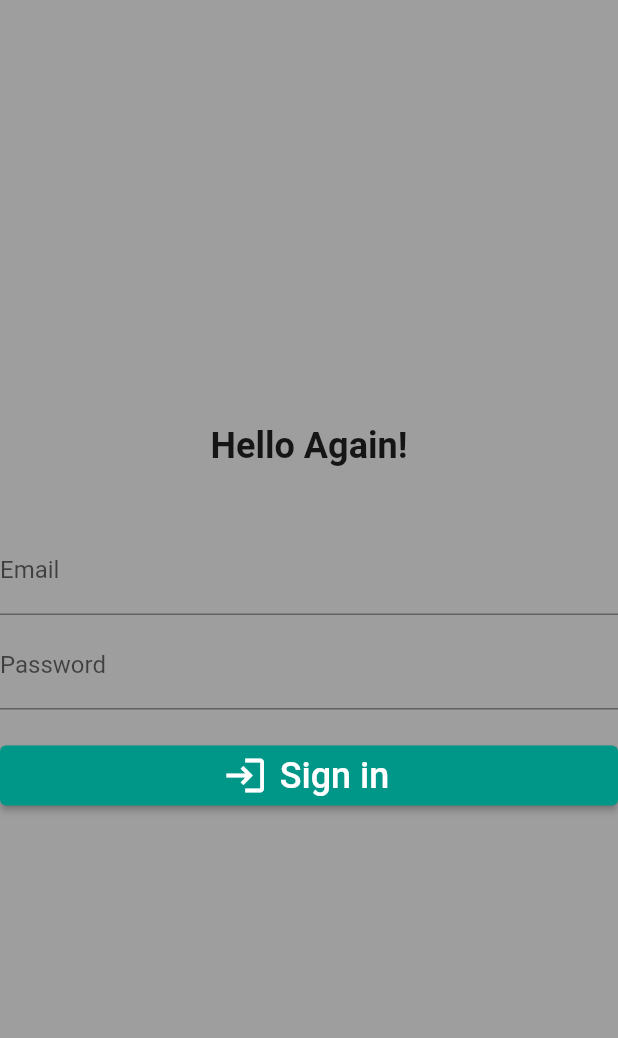
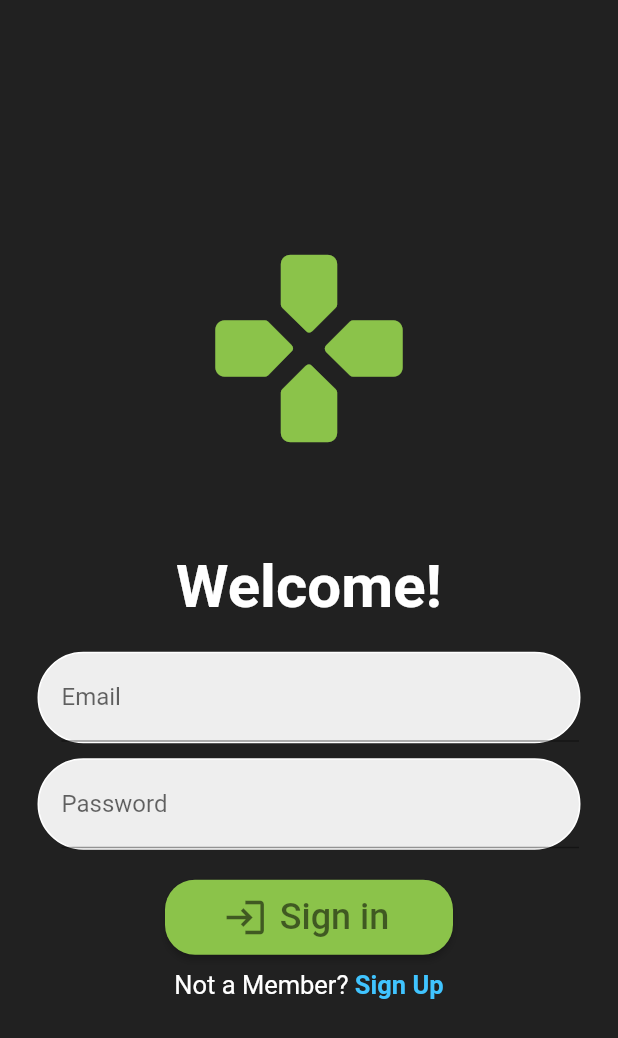
Before and after one commit to BeastformZK/final_project_mobprog, a Flutter app: the screen it shows after launch, on a phone screen of 412 x 824 dp. Shown: the top 1038 px of the screen. Run offline on Flutter 3.47's test engine with Material 2 defaults, Android fonts, the phone set to English and light mode, and no system bars; our stand-ins replace firebase_auth, firebase_core; accounts and stored records are empty.

Commit message:
3rd Commit User Auth cont- - Radaza

```diff
--- /dev/null
+++ b/lib/Screens/auth.dart
@@ -0,0 +1,24 @@
+import 'package:final_project_mobprog/Screens/homepage.dart';
+import 'package:final_project_mobprog/Screens/login_screen.dart';
+import 'package:firebase_auth/firebase_auth.dart';
+import 'package:flutter/material.dart';
+
+class Auth extends StatelessWidget {
+  const Auth({super.key});
+
+  @override
+  Widget build(BuildContext context) {
+    return Scaffold(
+      body: StreamBuilder<User?>(
+        stream: FirebaseAuth.instance.authStateChanges(),
+        builder: (context, snapshot) {
+          if (snapshot.hasData) {
+            return const Homepage();
+          } else {
+            return const LoginWidget();
+          }
+        },
+      ),
+    );
+  }
+}
--- /dev/null
+++ b/lib/Screens/homepage.dart
@@ -0,0 +1,19 @@
+import 'package:flutter/material.dart';
+
+class Homepage extends StatefulWidget {
+  const Homepage({Key? key}) : super(key: key);
+
+  @override
+  State<Homepage> createState() => _HomepageState();
+}
+
+class _HomepageState extends State<Homepage> {
+  @override
+  Widget build(BuildContext context) {
+    return Scaffold(
+      appBar: AppBar(
+        title: const Text('Homepage'),
+      ),
+    );
+  }
+}
--- a/lib/Screens/login_screen.dart
+++ b/lib/Screens/login_screen.dart
@@ -1,3 +1,4 @@
+import 'package:firebase_auth/firebase_auth.dart';
 import 'package:flutter/material.dart';
 
 class LoginWidget extends StatefulWidget {
@@ -11,53 +12,120 @@ class _LoginWidgetState extends State<LoginWidget> {
   final emailController = TextEditingController();
   final passwordController = TextEditingController();
 
-  @override
-  void dispose() {
-    emailController.dispose();
-    passwordController.dispose();
-    super.dispose();
+
+  void signIn() async {
+    await FirebaseAuth.instance.signInWithEmailAndPassword(
+        email: emailController.text,
+        password: passwordController.text
+    );
   }
 
   @override
   Widget build(BuildContext context) {
     return Scaffold(
-        backgroundColor: Colors.grey,
+        backgroundColor: Colors.black87,
         body: SafeArea(
-            child: Center(
           child: Column(
             mainAxisAlignment: MainAxisAlignment.center,
             children: [
+              SingleChildScrollView(
+                child: Center(
+                  child: Column(children: [
+                    const Icon(
+                      Icons.gamepad_rounded,
+                      size: 150,
+                      color: Colors.lightGreen,
+                    ),
+                    const SizedBox(height: 60),
                     const Text(
-                'Hello Again!',
-                style: TextStyle(fontWeight: FontWeight.bold, fontSize: 24),
+                      'Welcome!',
+                      style: TextStyle(
+                          fontWeight: FontWeight.bold,
+                          fontSize: 40,
+                          color: Colors.white),
                     ),
-              const SizedBox(height: 40),
-              TextFormField(
+                    const SizedBox(height: 20),
+                    Padding(
+                      padding: const EdgeInsets.symmetric(horizontal: 25.0),
+                      child: Container(
+                        decoration: BoxDecoration(
+                            color: Colors.grey[200],
+                            border: Border.all(color: Colors.white),
+                            borderRadius: BorderRadius.circular(50)),
+                        child: Padding(
+                          padding: const EdgeInsets.only(left: 15.0),
+                          child: TextFormField(
                             controller: emailController,
                             textInputAction: TextInputAction.next,
-                decoration: const InputDecoration(labelText: 'Email'),
+                            decoration:
+                                const InputDecoration(labelText: 'Email'),
                           ),
-              const SizedBox(height: 4),
-              TextFormField(
+                        ),
+                      ),
+                    ),
+                    const SizedBox(height: 10),
+                    Padding(
+                      padding: const EdgeInsets.symmetric(horizontal: 25.0),
+                      child: Container(
+                        decoration: BoxDecoration(
+                            color: Colors.grey[200],
+                            border: Border.all(color: Colors.white),
+                            borderRadius: BorderRadius.circular(50)),
+                        child: Padding(
+                          padding: const EdgeInsets.only(left: 15.0),
+                          child: TextFormField(
                             controller: passwordController,
                             textInputAction: TextInputAction.done,
-                decoration: const InputDecoration(labelText: 'Password'),
+                            decoration:
+                                const InputDecoration(labelText: 'Password'),
                             obscureText: true,
                           ),
+                        ),
+                      ),
+                    ),
                     const SizedBox(height: 20),
-              ElevatedButton.icon(
+                    Padding(
+                      padding: const EdgeInsets.symmetric(horizontal: 110.0),
+                      child: ElevatedButton.icon(
                         style: ElevatedButton.styleFrom(
-                  minimumSize: const Size.fromHeight(40),
+                            minimumSize: const Size.fromHeight(50),
+                            backgroundColor: Colors.lightGreen,
+                            shape: RoundedRectangleBorder(
+                                borderRadius: BorderRadius.circular(20))),
+                        icon: const Icon(
+                          Icons.login,
+                          size: 30,
+                          color: Colors.black54,
                         ),
-                icon: const Icon(Icons.login, size: 30),
                         label: const Text(
                           'Sign in',
-                  style: TextStyle(fontSize: 24),
+                          style: TextStyle(fontSize: 24, color: Colors.black54),
                         ),
-                onPressed: () {},
+                        onPressed: signIn,
+                      ),
+                    ),
+                    const SizedBox(height: 10),
+                    Row(
+                      mainAxisAlignment: MainAxisAlignment.center,
+                      children: const [
+                        Text(
+                          'Not a Member?',
+                          style: TextStyle(fontSize: 17, color: Colors.white),
+                        ),
+                        Text(
+                          ' Sign Up',
+                          style: TextStyle(
+                              color: Colors.lightBlueAccent,
+                              fontSize: 17,
+                              fontWeight: FontWeight.bold),
                         )
                       ],
+                    )
+                  ]),
                 ),
-        )));
+              ),
+            ],
+          ),
+        ));
   }
 }
--- a/lib/main.dart
+++ b/lib/main.dart
@@ -1,6 +1,6 @@
 import 'package:firebase_core/firebase_core.dart';
 import 'package:flutter/material.dart';
-import 'Screens/login_screen.dart';
+import 'Screens/auth.dart';
 
 Future main() async {
   WidgetsFlutterBinding.ensureInitialized();
@@ -11,22 +11,13 @@ Future main() async {
 class MyApp extends StatelessWidget {
   const MyApp({super.key});
 
-  // This widget is the root of your application.
   @override
   Widget build(BuildContext context) {
     return MaterialApp(
-      title: 'Flutter Demo',
       theme: ThemeData(
         primarySwatch: Colors.teal,
       ),
-      home: const MainPage(),
+      home: const Auth(),
     );
   }
 }
-
-class MainPage extends StatelessWidget {
-  const MainPage({super.key});
-
-  @override
-  Widget build(BuildContext context) => const LoginWidget();
-}
--- a/pubspec.yaml
+++ b/pubspec.yaml
@@ -37,6 +37,7 @@ dependencies:
   # Use with the CupertinoIcons class for iOS style icons.
   cupertino_icons: ^1.0.2
   firebase_core: ^2.4.1
+  firebase_auth: ^4.2.5
 
 dev_dependencies:
   flutter_test:
```
Also changed, not shown: pubspec.lock. Lines whose indentation alone changed are shown as unchanged.
